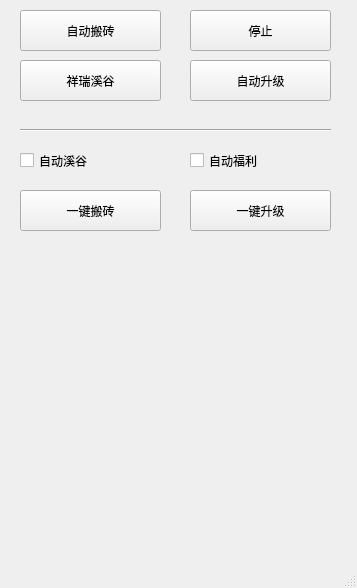
The window that voyager/ui/main.ui (seayona/dnf) describes before a commit, drawn with Qt 5.
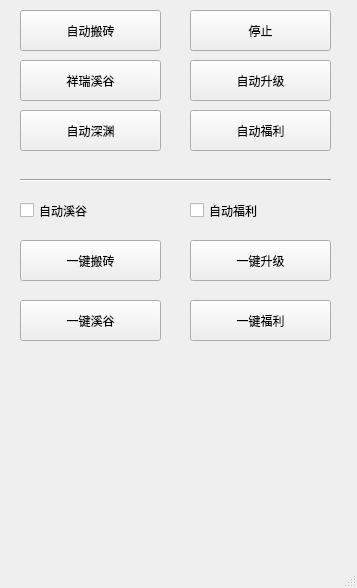
The same window after the commit.

What changed in the file:
```diff
--- a/voyager/ui/main.ui
+++ b/voyager/ui/main.ui
@@ -73,7 +73,7 @@
     <property name="geometry">
      <rect>
       <x>20</x>
-      <y>140</y>
+      <y>190</y>
       <width>90</width>
       <height>41</height>
      </rect>
@@ -86,7 +86,7 @@
     <property name="geometry">
      <rect>
       <x>190</x>
-      <y>140</y>
+      <y>190</y>
       <width>90</width>
       <height>41</height>
      </rect>
@@ -99,7 +99,7 @@
     <property name="geometry">
      <rect>
       <x>20</x>
-      <y>190</y>
+      <y>240</y>
       <width>141</width>
       <height>41</height>
      </rect>
@@ -112,7 +112,7 @@
     <property name="geometry">
      <rect>
       <x>190</x>
-      <y>190</y>
+      <y>240</y>
       <width>141</width>
       <height>41</height>
      </rect>
@@ -125,7 +125,7 @@
     <property name="geometry">
      <rect>
       <x>20</x>
-      <y>120</y>
+      <y>170</y>
       <width>311</width>
       <height>20</height>
      </rect>
@@ -134,6 +134,58 @@
      <enum>Qt::Horizontal</enum>
     </property>
    </widget>
+   <widget class="QPushButton" name="btn_demon">
+    <property name="geometry">
+     <rect>
+      <x>20</x>
+      <y>110</y>
+      <width>141</width>
+      <height>41</height>
+     </rect>
+    </property>
+    <property name="text">
+     <string>自动深渊</string>
+    </property>
+   </widget>
+   <widget class="QPushButton" name="btn_auto_valley">
+    <property name="geometry">
+     <rect>
+      <x>20</x>
+      <y>300</y>
+      <width>141</width>
+      <height>41</height>
+     </rect>
+    </property>
+    <property name="text">
+     <string>一键溪谷</string>
+    </property>
+   </widget>
+   <widget class="QPushButton" name="btn_auto_welfare">
+    <property name="geometry">
+     <rect>
+      <x>190</x>
+      <y>300</y>
+      <width>141</width>
+      <height>41</height>
+     </rect>
+    </property>
+    <property name="text">
+     <string>一键福利</string>
+    </property>
+   </widget>
+   <widget class="QPushButton" name="btn_welfare">
+    <property name="geometry">
+     <rect>
+      <x>190</x>
+      <y>110</y>
+      <width>141</width>
+      <height>41</height>
+     </rect>
+    </property>
+    <property name="text">
+     <string>自动福利</string>
+    </property>
+   </widget>
   </widget>
   <widget class="QMenuBar" name="menubar">
    <property name="geometry">
```
Left out of the diff: 4 changed lines with no effect on the pictures.
